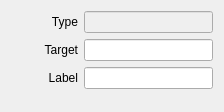
CasparCG/client, file src/Widgets/Inspector/InspectorMetadataWidget.ui: the form before one commit.
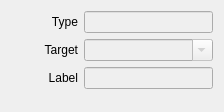
The form after the commit.

Commit message: Changed target widget to easier change the target output in the inspector.

Patch:
```diff
--- a/src/Widgets/Inspector/InspectorMetadataWidget.ui
+++ b/src/Widgets/Inspector/InspectorMetadataWidget.ui
@@ -83,8 +83,17 @@
       </widget>
      </item>
      <item>
-      <widget class="QLineEdit" name="lineEditTarget">
-       <property name="readOnly">
+      <widget class="QComboBox" name="comboBoxTarget">
+       <property name="enabled">
+        <bool>false</bool>
+       </property>
+       <property name="sizePolicy">
+        <sizepolicy hsizetype="Expanding" vsizetype="Fixed">
+         <horstretch>0</horstretch>
+         <verstretch>0</verstretch>
+        </sizepolicy>
+       </property>
+       <property name="editable">
         <bool>true</bool>
        </property>
       </widget>
@@ -121,6 +130,9 @@
      </item>
      <item>
       <widget class="QLineEdit" name="lineEditLabel">
+       <property name="enabled">
+        <bool>false</bool>
+       </property>
        <property name="readOnly">
         <bool>true</bool>
        </property>
```
Left out of the diff: 12 changed lines with no effect on the pictures. The commit also changes 4 other files.
